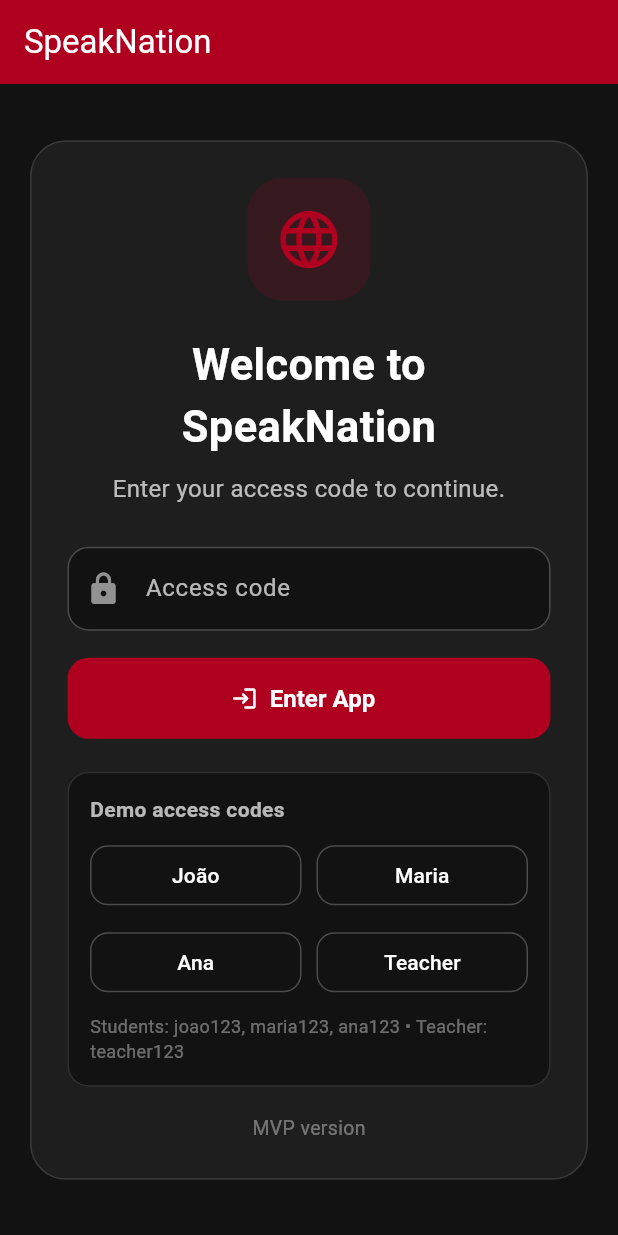
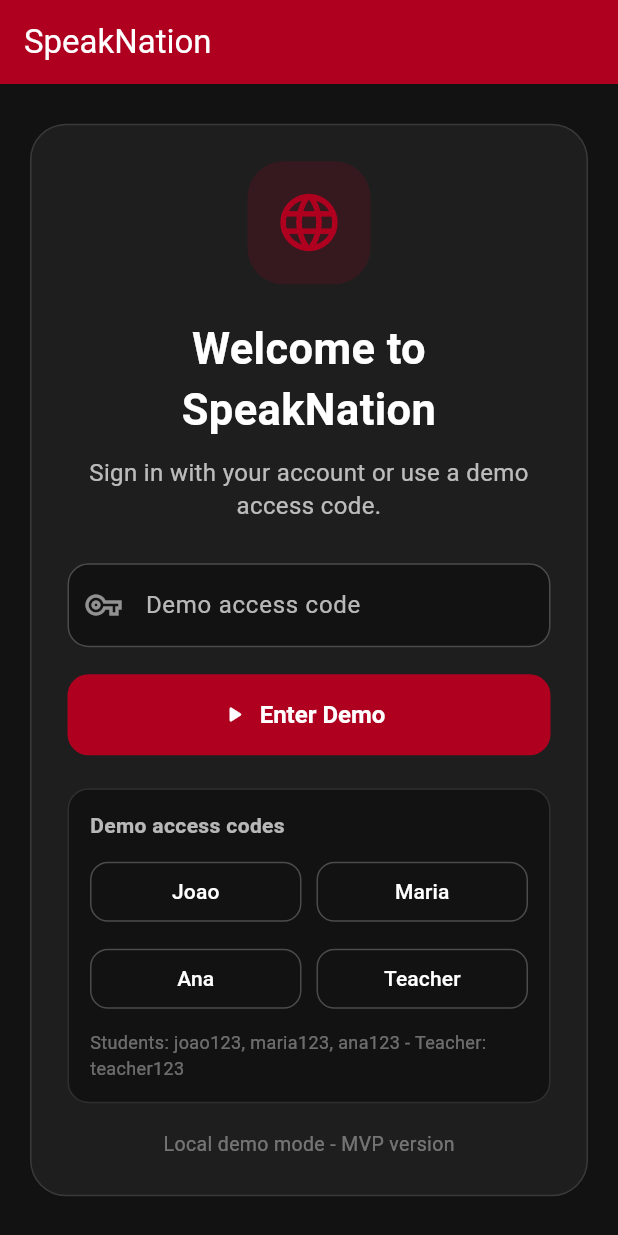
Before and after one commit to vitormendonca/speaknation_app, a Flutter app: the screen it shows after launch, on a phone screen of 412 x 824 dp. Run offline on Flutter 3.47's test engine with Material 3 defaults, Android fonts, the phone set to English and light mode, and no system bars; our stand-ins replace audioplayers, shared_preferences, supabase_flutter; accounts and stored records are empty; Roboto replaces fonts that are missing (Arial).

Commit message:
Add Supabase auth login flow

```diff
--- /dev/null
+++ b/lib/models/app_session.dart
@@ -0,0 +1,38 @@
+class AppSession {
+  final String userId;
+  final String role;
+  final String name;
+  final String level;
+  final bool isRemote;
+
+  const AppSession({
+    required this.userId,
+    required this.role,
+    required this.name,
+    required this.level,
+    required this.isRemote,
+  });
+
+  bool get isTeacher {
+    return role == 'teacher' || role == 'admin';
+  }
+}
+
+class AppLoginResult {
+  final AppSession? session;
+  final String? errorMessage;
+
+  const AppLoginResult._({required this.session, required this.errorMessage});
+
+  factory AppLoginResult.success(AppSession session) {
+    return AppLoginResult._(session: session, errorMessage: null);
+  }
+
+  factory AppLoginResult.failure(String message) {
+    return AppLoginResult._(session: null, errorMessage: message);
+  }
+
+  bool get isSuccess {
+    return session != null;
+  }
+}
--- a/lib/screens/login_screen.dart
+++ b/lib/screens/login_screen.dart
@@ -1,7 +1,8 @@
 import 'package:flutter/material.dart';
-import 'package:shared_preferences/shared_preferences.dart';
 
-import '../data/students_data.dart';
+import '../models/app_session.dart';
+import '../services/app_auth_service.dart';
+import '../services/supabase_bootstrap.dart';
 import 'student/student_home_screen.dart';
 import 'teacher/teacher_home_screen.dart';
 
@@ -14,83 +15,90 @@ class LoginScreen extends StatefulWidget {
 
 class _LoginScreenState extends State<LoginScreen> {
   final TextEditingController accessCodeController = TextEditingController();
+  final TextEditingController emailController = TextEditingController();
+  final TextEditingController passwordController = TextEditingController();
 
   String? errorMessage;
-
-  static const String teacherCode = 'teacher123';
+  bool isLoading = false;
 
   @override
   void dispose() {
     accessCodeController.dispose();
+    emailController.dispose();
+    passwordController.dispose();
     super.dispose();
   }
 
-  Future<void> _saveStudentSession(StudentData student) async {
-    final prefs = await SharedPreferences.getInstance();
+  Future<void> _handleLoginResult(AppLoginResult result) async {
+    if (!mounted) return;
 
-    await prefs.setString('currentStudentId', student.id);
-    await prefs.setString('currentStudentName', student.name);
-    await prefs.setString('currentStudentLevel', student.level);
-    await prefs.setString('currentStudentAccessCode', student.accessCode);
-    await prefs.setString('currentUserRole', 'student');
-  }
-
-  Future<void> _saveTeacherSession() async {
-  final prefs = await SharedPreferences.getInstance();
-
-  await prefs.setString('currentUserRole', 'teacher');
-  await prefs.setString('currentTeacherId', 'teacher_001');
-  await prefs.setString('currentTeacherName', 'Teacher');
-
-  await prefs.remove('currentStudentId');
-  await prefs.remove('currentStudentName');
-  await prefs.remove('currentStudentLevel');
-  await prefs.remove('currentStudentAccessCode');
-}
-
-  Future<void> _loginWithCode() async {
-    final String code = accessCodeController.text.trim().toLowerCase();
-
-    if (code == teacherCode) {
-      await _saveTeacherSession();
-
-      if (!mounted) return;
-
-      Navigator.pushReplacement(
-        context,
-        MaterialPageRoute(
-          builder: (context) => const TeacherHomeScreen(),
-        ),
-      );
+    if (!result.isSuccess) {
+      setState(() {
+        isLoading = false;
+        errorMessage = result.errorMessage;
+      });
       return;
     }
 
-    StudentData? matchedStudent;
+    final session = result.session;
+    if (session == null) return;
 
-    for (final student in studentsData) {
-      if (student.accessCode.toLowerCase() == code) {
-        matchedStudent = student;
-        break;
-      }
-    }
+    setState(() {
+      isLoading = false;
+    });
 
-    if (matchedStudent != null) {
-      await _saveStudentSession(matchedStudent);
+    Navigator.pushReplacement(
+      context,
+      MaterialPageRoute(
+        builder: (context) => session.isTeacher
+            ? const TeacherHomeScreen()
+            : const StudentHomeScreen(),
+      ),
+    );
+  }
 
-      if (!mounted) return;
+  Future<void> _loginWithEmail() async {
+    final email = emailController.text.trim();
+    final password = passwordController.text;
 
-      Navigator.pushReplacement(
-        context,
-        MaterialPageRoute(
-          builder: (context) => const StudentHomeScreen(),
-        ),
-      );
+    if (email.isEmpty || password.isEmpty) {
+      setState(() {
+        errorMessage = 'Enter email and password.';
+      });
       return;
     }
 
     setState(() {
-      errorMessage = 'Invalid access code. Please check and try again.';
+      isLoading = true;
+      errorMessage = null;
     });
+
+    final result = await AppAuthService.signInWithEmail(
+      email: email,
+      password: password,
+    );
+
+    await _handleLoginResult(result);
+  }
+
+  Future<void> _loginWithCode() async {
+    final code = accessCodeController.text.trim();
+
+    if (code.isEmpty) {
+      setState(() {
+        errorMessage = 'Enter an access code.';
+      });
+      return;
+    }
+
+    setState(() {
+      isLoading = true;
+      errorMessage = null;
+    });
+
+    final result = await AppAuthService.signInWithDemoCode(code);
+
+    await _handleLoginResult(result);
   }
 
   void _fillDemoCode(String code) {
@@ -100,27 +108,65 @@ class _LoginScreenState extends State<LoginScreen> {
     });
   }
 
-  Widget _buildDemoCodeButton({
+  Widget _buildInput({
+    required TextEditingController controller,
     required String label,
-    required String code,
+    required String hint,
+    required IconData icon,
+    bool obscureText = false,
+    TextInputType? keyboardType,
+    void Function(String)? onSubmitted,
   }) {
+    return TextField(
+      controller: controller,
+      obscureText: obscureText,
+      keyboardType: keyboardType,
+      textCapitalization: TextCapitalization.none,
+      style: const TextStyle(color: Colors.white, fontSize: 16),
+      decoration: InputDecoration(
+        labelText: label,
+        labelStyle: const TextStyle(color: Colors.white70),
+        hintText: hint,
+        hintStyle: const TextStyle(color: Colors.white38),
+        filled: true,
+        fillColor: const Color(0xFF121212),
+        prefixIcon: Icon(icon, color: Colors.white54),
+        border: OutlineInputBorder(borderRadius: BorderRadius.circular(14)),
+        enabledBorder: OutlineInputBorder(
+          borderRadius: BorderRadius.circular(14),
+          borderSide: const BorderSide(color: Colors.white24),
+        ),
+        focusedBorder: OutlineInputBorder(
+          borderRadius: BorderRadius.circular(14),
+          borderSide: const BorderSide(color: Color(0xFFB00020)),
+        ),
+      ),
+      onSubmitted: onSubmitted,
+      onChanged: (_) {
+        if (errorMessage != null) {
+          setState(() {
+            errorMessage = null;
+          });
+        }
+      },
+    );
+  }
+
+  Widget _buildDemoCodeButton({required String label, required String code}) {
     return OutlinedButton(
-      onPressed: () => _fillDemoCode(code),
+      onPressed: isLoading ? null : () => _fillDemoCode(code),
       style: OutlinedButton.styleFrom(
         side: const BorderSide(color: Colors.white24),
-        shape: RoundedRectangleBorder(
-          borderRadius: BorderRadius.circular(12),
-        ),
+        shape: RoundedRectangleBorder(borderRadius: BorderRadius.circular(12)),
       ),
-      child: Text(
-        label,
-        style: const TextStyle(color: Colors.white),
-      ),
+      child: Text(label, style: const TextStyle(color: Colors.white)),
     );
   }
 
   @override
   Widget build(BuildContext context) {
+    final isSupabaseConfigured = SupabaseBootstrap.isConfigured;
+
     return Scaffold(
       backgroundColor: const Color(0xFF121212),
       appBar: AppBar(
@@ -155,9 +201,7 @@ class _LoginScreenState extends State<LoginScreen> {
                     size: 46,
                   ),
                 ),
-
                 const SizedBox(height: 22),
-
                 const Text(
                   'Welcome to SpeakNation',
                   textAlign: TextAlign.center,
@@ -167,11 +211,9 @@ class _LoginScreenState extends State<LoginScreen> {
                     fontWeight: FontWeight.bold,
                   ),
                 ),
-
                 const SizedBox(height: 10),
-
                 const Text(
-                  'Enter your access code to continue.',
+                  'Sign in with your account or use a demo access code.',
                   textAlign: TextAlign.center,
                   style: TextStyle(
                     color: Colors.white70,
@@ -179,64 +221,90 @@ class _LoginScreenState extends State<LoginScreen> {
                     height: 1.4,
                   ),
                 ),
-
                 const SizedBox(height: 28),
-
-                TextField(
+                if (isSupabaseConfigured) ...[
+                  _buildInput(
+                    controller: emailController,
+                    label: 'Email',
+                    hint: 'you@example.com',
+                    icon: Icons.email_outlined,
+                    keyboardType: TextInputType.emailAddress,
+                  ),
+                  const SizedBox(height: 12),
+                  _buildInput(
+                    controller: passwordController,
+                    label: 'Password',
+                    hint: 'Your password',
+                    icon: Icons.lock_outline,
+                    obscureText: true,
+                    onSubmitted: (_) => _loginWithEmail(),
+                  ),
+                  const SizedBox(height: 14),
+                  SizedBox(
+                    width: double.infinity,
+                    height: 52,
+                    child: ElevatedButton.icon(
+                      onPressed: isLoading ? null : _loginWithEmail,
+                      icon: isLoading
+                          ? const SizedBox(
+                              width: 18,
+                              height: 18,
+                              child: CircularProgressIndicator(
+                                strokeWidth: 2,
+                                color: Colors.white,
+                              ),
+                            )
+                          : const Icon(Icons.login_rounded),
+                      label: const Text(
+                        'Sign In',
+                        style: TextStyle(
+                          fontSize: 16,
+                          fontWeight: FontWeight.bold,
+                        ),
+                      ),
+                      style: ElevatedButton.styleFrom(
+                        backgroundColor: const Color(0xFFB00020),
+                        foregroundColor: Colors.white,
+                        shape: RoundedRectangleBorder(
+                          borderRadius: BorderRadius.circular(14),
+                        ),
+                      ),
+                    ),
+                  ),
+                  const SizedBox(height: 22),
+                  const Divider(color: Colors.white12),
+                  const SizedBox(height: 18),
+                ],
+                _buildInput(
                   controller: accessCodeController,
-                  textCapitalization: TextCapitalization.none,
-                  style: const TextStyle(
-                    color: Colors.white,
-                    fontSize: 16,
-                    letterSpacing: 1.2,
+                  label: 'Demo access code',
+                  hint: 'Example: joao123',
+                  icon: Icons.vpn_key_outlined,
+                  onSubmitted: (_) => _loginWithCode(),
+                ),
+                if (errorMessage != null) ...[
+                  const SizedBox(height: 10),
+                  Align(
+                    alignment: Alignment.centerLeft,
+                    child: Text(
+                      errorMessage!,
+                      style: const TextStyle(
+                        color: Colors.orangeAccent,
+                        fontSize: 13,
+                        height: 1.3,
+                      ),
+                    ),
                   ),
-                  decoration: InputDecoration(
-                    labelText: 'Access code',
-                    labelStyle: const TextStyle(color: Colors.white70),
-                    hintText: 'Example: joao123',
-                    hintStyle: const TextStyle(color: Colors.white38),
-                    filled: true,
-                    fillColor: const Color(0xFF121212),
-                    prefixIcon: const Icon(
-                      Icons.lock_rounded,
-                      color: Colors.white54,
-                    ),
-                    border: OutlineInputBorder(
-                      borderRadius: BorderRadius.circular(14),
-                    ),
-                    enabledBorder: OutlineInputBorder(
-                      borderRadius: BorderRadius.circular(14),
-                      borderSide: const BorderSide(color: Colors.white24),
-                    ),
-                    focusedBorder: OutlineInputBorder(
-                      borderRadius: BorderRadius.circular(14),
-                      borderSide: const BorderSide(color: Color(0xFFB00020)),
-                    ),
-                    errorText: errorMessage,
-                  ),
-                  onSubmitted: (_) => _loginWithCode(),
-                  onChanged: (_) {
-                    if (errorMessage != null) {
-                      setState(() {
-                        errorMessage = null;
-                      });
-                    }
-                  },
-                ),
-
+                ],
                 const SizedBox(height: 18),
-
                 SizedBox(
                   width: double.infinity,
                   height: 54,
                   child: ElevatedButton.icon(
-                    onPressed: _loginWithCode,
-                    icon: const Icon(
-                      Icons.login_rounded,
-                      color: Colors.white,
-                    ),
+                    onPressed: isLoading ? null : _loginWithCode,
+                    icon: const Icon(Icons.play_arrow_rounded),
                     label: const Text(
-                      'Enter App',
+                      'Enter Demo',
                       style: TextStyle(
                         fontSize: 16,
                         fontWeight: FontWeight.bold,
@@ -251,9 +319,7 @@ class _LoginScreenState extends State<LoginScreen> {
                     ),
                   ),
                 ),
-
                 const SizedBox(height: 22),
-
                 Container(
                   width: double.infinity,
                   padding: const EdgeInsets.all(14),
@@ -273,14 +339,12 @@ class _LoginScreenState extends State<LoginScreen> {
                           fontWeight: FontWeight.bold,
                         ),
                       ),
-
                       const SizedBox(height: 10),
-
                       Row(
                         children: [
                           Expanded(
                             child: _buildDemoCodeButton(
-                              label: 'João',
+                              label: 'Joao',
                               code: 'joao123',
                             ),
                           ),
@@ -293,9 +357,7 @@ class _LoginScreenState extends State<LoginScreen> {
                           ),
                         ],
                       ),
-
                       const SizedBox(height: 10),
-
                       Row(
                         children: [
                           Expanded(
@@ -308,33 +370,25 @@ class _LoginScreenState extends State<LoginScreen> {
                           Expanded(
                             child: _buildDemoCodeButton(
                               label: 'Teacher',
-                              code: teacherCode,
+                              code: AppAuthService.teacherCode,
                             ),
                           ),
                         ],
                       ),
-
                       const SizedBox(height: 10),
-
                       const Text(
-                        'Students: joao123, maria123, ana123 • Teacher: teacher123',
-                        style: TextStyle(
-                          color: Colors.white38,
-                          fontSize: 12,
-                        ),
+                        'Students: joao123, maria123, ana123 - Teacher: teacher123',
+                        style: TextStyle(color: Colors.white38, fontSize: 12),
                       ),
                     ],
                   ),
                 ),
-
                 const SizedBox(height: 18),
-
-                const Text(
-                  'MVP version',
-                  style: TextStyle(
-                    color: Colors.white38,
-                    fontSize: 13,
-                  ),
+                Text(
+                  isSupabaseConfigured
+                      ? 'Supabase connected - MVP version'
+                      : 'Local demo mode - MVP version',
+                  style: const TextStyle(color: Colors.white38, fontSize: 13),
                 ),
               ],
             ),
```
Also changed, not shown: lib/screens/student/student_profile_screen.dart (+2 -6 lines), lib/screens/teacher/teacher_profile_screen.dart (+4 -15 lines), lib/services/app_auth_service.dart (added, +162 -0 lines), 1 other file.
